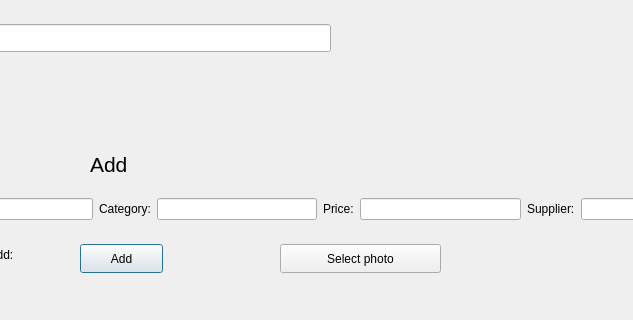
Hamdy410/CS2_lab_finalProject, file cs2_lab_final_project/inventoryform.ui: the form before one commit; both pictures show x 350 to 983 and y 326 to 646 of the 1158 by 646 pixel window.
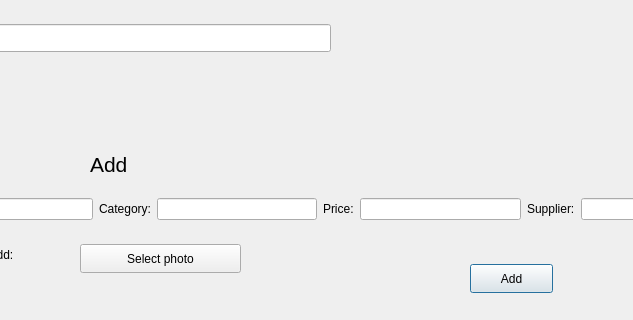
The form after the commit.

Commit message: Repositioned buttons in inventory form

Patch:
```diff
--- a/cs2_lab_final_project/inventoryform.ui
+++ b/cs2_lab_final_project/inventoryform.ui
@@ -156,8 +156,8 @@
   <widget class="QPushButton" name="pushButtonAdd">
    <property name="geometry">
     <rect>
-     <x>430</x>
-     <y>570</y>
+     <x>820</x>
+     <y>590</y>
      <width>83</width>
      <height>29</height>
     </rect>
@@ -227,7 +227,7 @@
   <widget class="QPushButton" name="pushButtonSelectPhoto">
    <property name="geometry">
     <rect>
-     <x>630</x>
+     <x>430</x>
      <y>570</y>
      <width>161</width>
      <height>29</height>
@@ -250,7 +250,7 @@
     <string>Select a photo before clicking add:</string>
    </property>
   </widget>
-  <widget class="QWidget" name="">
+  <widget class="QWidget" name="layoutWidget">
    <property name="geometry">
     <rect>
      <x>20</x>
```
The commit also changes 2 other files.
